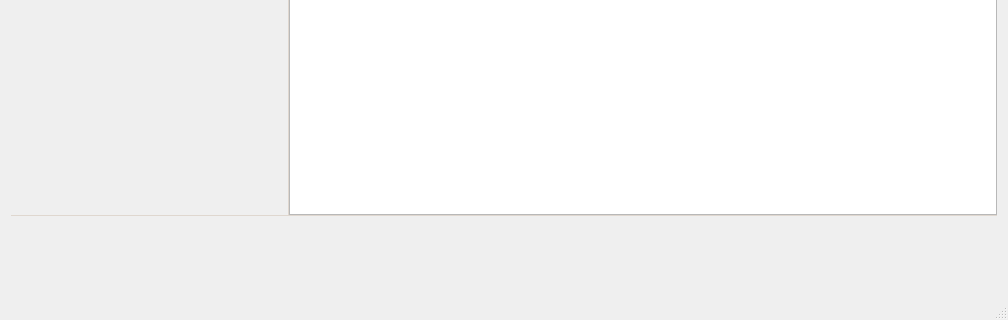
Qt form mainwindow.ui (agostinhobritojr/blokbox) before a commit; both pictures show x 0 to 1008 and y 295 to 615 of the 1008 by 615 pixel window.
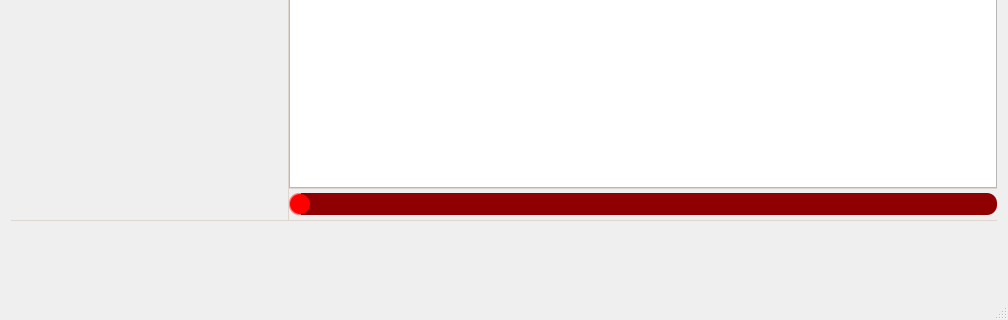
The same form after that commit. Custom widgets are drawn as their Qt base class.

Patch:
```diff
--- a/mainwindow.ui
+++ b/mainwindow.ui
@@ -14,40 +14,58 @@
    <string>MainWindow</string>
   </property>
   <property name="styleSheet">
-   <string notr="true">
-QScrollBar::horizontal {
-	border: 0px solid red;
-	background: #cccccc;
-	height: 10px;
-	margin: 0px 0px 0px 0px;
-border-radius: 5px;}
+   <string notr="true">QPushButton {background-color:transparent; border:0;}
 
-QScrollBar::vertical {
-	border: 0px solid grey;
-	background: #cccccc;
-	width: 10px;
-	margin: 0px 0px 0px 0px;
-border-radius: 5px;}
+QSlider::groove:horizontal {
+border: 0px;
+height: 10px;
+background: rgb(170, 0, 0);
+margin: 6;
+border-radius: 5px;
+}
 
-QScrollBar::handle:horizontal {
-     min-width: 10px;
-     background: qlineargradient(x1:0, y1:0, x2:1, y2:0, stop:0 #b40000, stop:1 #8f0000);
-     border: 0px solid #5c5c5c;
-     width: 10px;
-     height: 10px;
-     margin: 0px; 
-     border-radius: 5px;
-} 
+QSlider::handle:horizontal {
+background: red;
+width: 20px;
+height: 22px;
+margin: -5px;
+border-radius: 10px;
+border: 0px red;
+}
 
-QScrollBar::handle:vertical {
-     min-width: 10px;
-     background: qlineargradient(x1:0, y1:0, x2:0, y2:1, stop:0 #b40000, stop:1 #8f0000);
-     border: 0px solid #5c5c5c;
-     width: 10px;
-     height: 10px;
-     margin: 0px; 
-     border-radius: 5px;
-} 
+QSlider::groove:vertical {
+border: 0px;
+width: 20px;
+background: rgb(180, 0, 0);
+margin: 0 px 0;
+border-radius: 5px;
+}
+
+QSlider::handle:vertical {
+background: white;
+width: 8px;
+height: 18px;
+margin: 2 2 2 2;
+border-radius: 8px;
+}
+
+QSlider::add-page:qlineargradient {
+background: rgb(143, 0, 2);
+border-top-right-radius: 10px;
+border-bottom-right-radius: 10px;
+border-top-left-radius: 0px;
+border-bottom-left-radius: 0px;
+}
+
+QSlider::sub-page:qlineargradient {
+background: rgb(255, 125, 127);
+border-top-right-radius: 0px;
+border-bottom-right-radius: 0px;
+border-top-left-radius: 10px;
+border-bottom-left-radius: 10px;
+}
+
+
 QSplitter::handle:horizontal {
     width: 1px;
      background:  rgb(223, 215, 207);
@@ -186,6 +204,11 @@
          </widget>
         </widget>
         <widget class="QListView" name="listViewPlaylist"/>
+        <widget class="QSlider" name="horizontalSlider">
+         <property name="orientation">
+          <enum>Qt::Horizontal</enum>
+         </property>
+        </widget>
        </widget>
       </widget>
       <widget class="Spectrograph" name="visualizer" native="true">
```
Left out of the diff: 2 changed lines with no effect on the pictures.
